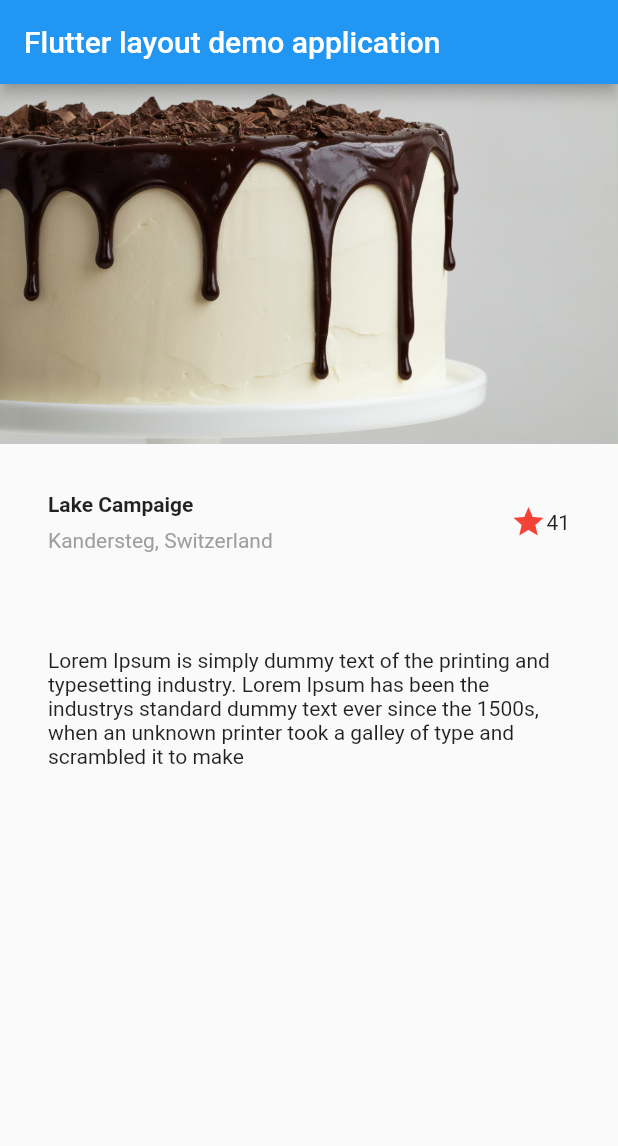
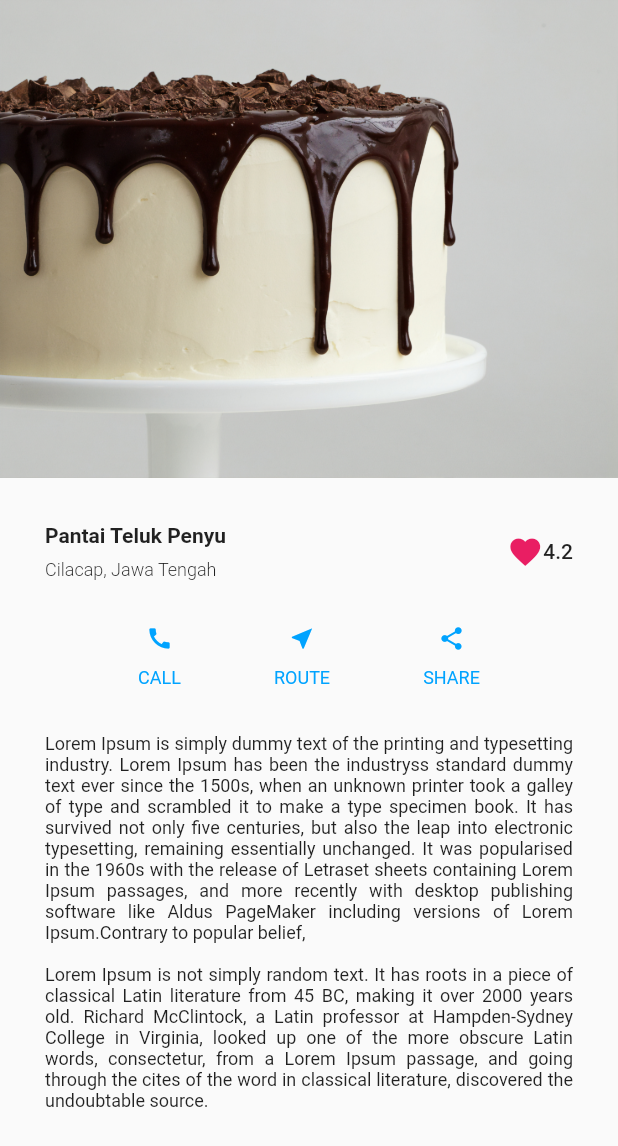
Before and after one commit to destroylord/hello_flutter, a Flutter app: the screen it shows after launch, on a phone screen of 412 x 824 dp. Shown: the top 1146 px of the screen. Run offline on Flutter 3.47's test engine with Material 2 defaults, Android fonts, the phone set to English and light mode, and no system bars.

Commit message:
style: styling ahoy

```diff
--- /dev/null
+++ b/lib/custom_colors.dart
@@ -0,0 +1,4 @@
+import 'package:flutter/material.dart';
+
+Color darkBlue = Color(0XFF2c2c54);
+Color rainBlue = Color(0XFF0984e3);
--- /dev/null
+++ b/lib/home_screen.dart
@@ -0,0 +1,124 @@
+import 'package:flutter/material.dart';
+
+class HomeScreen extends StatelessWidget {
+  @override
+  Widget build(BuildContext context) {
+    return Scaffold(
+      body: SafeArea(
+        child: SingleChildScrollView(
+                  child: Column(
+          crossAxisAlignment: CrossAxisAlignment.start,
+          children: [
+            Image.asset('images/cake.jpg'),
+            SizedBox(height: 30.0),
+            Padding(
+              padding: EdgeInsets.symmetric(horizontal: 30),
+              child: Row(
+                mainAxisAlignment: MainAxisAlignment.spaceBetween,
+                children: [
+                  Column(
+                    crossAxisAlignment: CrossAxisAlignment.start,
+                    children: [
+                      Text(
+                        'Pantai Teluk Penyu',
+                        style: TextStyle(fontWeight: FontWeight.w700),
+                      ),
+                      SizedBox(
+                        height: 8,
+                      ),
+                      Text(
+                        'Cilacap, Jawa Tengah',
+                        style:
+                            TextStyle(fontSize: 12, fontWeight: FontWeight.w300),
+                      )
+                    ],
+                  ),
+                  Row(
+                    children: const [
+                      Icon(
+                        Icons.favorite,
+                        color: Colors.pink,
+                        size: 24.0,
+                      ),
+                      Text(
+                        '4.2',
+                        style: TextStyle(fontWeight: FontWeight.w500),
+                      )
+                    ],
+                  )
+                ],
+              ),
+            ),
+            SizedBox(
+              height: 30,
+            ),
+            Padding(
+              padding: const EdgeInsets.symmetric(horizontal: 30.0),
+              child: Row(
+                mainAxisAlignment: MainAxisAlignment.spaceEvenly,
+                children: [
+                  Column(
+                    children: [
+                      Icon(Icons.call, color: Color(0xff00A3FF), size: 18),
+                      SizedBox(
+                        height: 10,
+                      ),
+                      Text(
+                        'CALL',
+                        style: TextStyle(
+                          color: Color(0xff00A3FF),
+                          fontSize: 12,
+                        ),
+                      )
+                    ],
+                  ),
+                  Column(
+                    children: [
+                      Icon(Icons.near_me, color: Color(0xff00A3FF), size: 18),
+                      SizedBox(
+                        height: 10,
+                      ),
+                      Text(
+                        'ROUTE',
+                        style: TextStyle(
+                          color: Color(0xff00A3FF),
+                          fontSize: 12,
+                        ),
+                      )
+                    ],
+                  ),
+                  Column(
+                    children: [
+                      Icon(Icons.share, color: Color(0xff00A3FF), size: 18),
+                      SizedBox(
+                        height: 10,
+                      ),
+                      Text(
+                        'SHARE',
+                        style: TextStyle(
+                          color: Color(0xff00A3FF),
+                          fontSize: 12,
+                        ),
+                      )
+                    ],
+                  ),
+                ],
+              ),
+            ),
+            SizedBox(height: 30.0),
+            Padding(
+                padding: const EdgeInsets.symmetric(horizontal: 30.0),
+                child: Text(
+                  'Lorem Ipsum is simply dummy text of the printing and typesetting industry. Lorem Ipsum has been the industryss standard dummy text ever since the 1500s, when an unknown printer took a galley of type and scrambled it to make a type specimen book. It has survived not only five centuries, but also the leap into electronic typesetting, remaining essentially unchanged. It was popularised in the 1960s with the release of Letraset sheets containing Lorem Ipsum passages, and more recently with desktop publishing software like Aldus PageMaker including versions of Lorem Ipsum.Contrary to popular belief, \n\n Lorem Ipsum is not simply random text. It has roots in a piece of classical Latin literature from 45 BC, making it over 2000 years old. Richard McClintock, a Latin professor at Hampden-Sydney College in Virginia, looked up one of the more obscure Latin words, consectetur, from a Lorem Ipsum passage, and going through the cites of the word in classical literature, discovered the undoubtable source.',
+                style: TextStyle(
+                  fontSize: 12
+                ),
+                textAlign: TextAlign.justify,
+              ),
+            )
+          ],
+      ),
+        )),
+    );
+  }
+}
--- a/lib/main.dart
+++ b/lib/main.dart
@@ -1,95 +1,7 @@
 import 'package:flutter/material.dart';
-
-// Column _buildButtonColumn(Color color, IconData icon, String label) {
-//   return Column(
-//     mainAxisSize: MainAxisSize.min,
-//     mainAxisAlignment: MainAxisAlignment.center,
-//     children: [
-//       Icon(icon, color: color),
-//       Container(
-//         margin: const EdgeInsets.only(top: 8),
-//         child: Text(
-//           label,
-//           style: TextStyle(
-//               fontSize: 12, fontWeight: FontWeight.w400, color: color),
-//         ),
-//       )
-//     ],
-//   );
-// }
-
-// Color color = Theme.of(context).primaryColor;
-
-// Widget buttonSection = Container(
-//   child: Row(
-//     mainAxisAlignment: MainAxisAlignment.spaceEvenly,
-//     children: [
-//       _buildButtonColumn(color, Icons.call, 'CALL'),
-//       _buildButtonColumn(color, Icons.near_me, 'ROUTE'),
-//       _buildButtonColumn(color, Icons.share, 'SHARE'),
-//     ],
-//   ),
-// );
-
-Widget textSection = Container(
-  padding: const EdgeInsets.all(32),
-  child: Text(
-      'Lorem Ipsum is simply dummy text of the printing and typesetting industry. Lorem Ipsum has been the industrys standard dummy text ever since the 1500s, when an unknown printer took a galley of type and scrambled it to make',
-      softWrap: true),
-);
-
-Widget titleSection = Container(
-  padding: const EdgeInsets.all(32),
-  child: Row(
-    children: [
-      Expanded(
-        child: Column(
-          crossAxisAlignment: CrossAxisAlignment.start,
-          children: [
-            Container(
-              padding: const EdgeInsets.only(bottom: 8),
-              child: Text(
-                'Lake Campaige',
-                style: TextStyle(fontWeight: FontWeight.bold),
-              ),
-            ),
-            Text('Kandersteg, Switzerland',
-                style: TextStyle(color: Colors.grey[500])),
-          ],
-        ),
-      ),
-      Icon(
-        Icons.star,
-        color: Colors.red[500],
-      ),
-      Text('41'),
-    ],
-  ),
-);
-
-class Home extends StatelessWidget {
-  @override
-  Widget build(BuildContext context) {
-    return Scaffold(
-      appBar: AppBar(title: Text('Flutter layout demo application')),
-      body: Column(
-        children: [
-          Image.asset(
-            'images/cake.jpg',
-            width: 600,
-            height: 240,
-            fit: BoxFit.cover,
-          ),
-          titleSection,
-          textSection
-        ],
-      ),
-    );
-  }
-}
-
+import 'home_screen.dart';
 
 void main() => runApp(MaterialApp(
       title: "Flutter layout demo",
-      home: Home(),
+      home: HomeScreen(),
     ));
```
